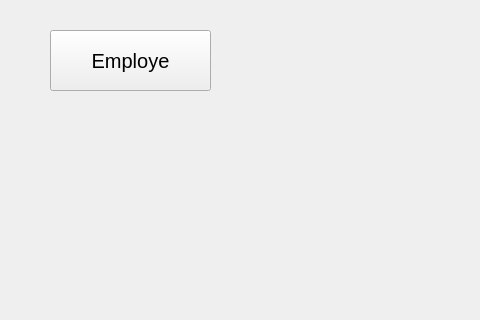
The window that mainwindow.ui (SamirTaous/DeliveryManagement) describes before a commit, drawn with Qt 5; both pictures show x 0 to 480 and y 0 to 320 of the 800 by 600 pixel window.
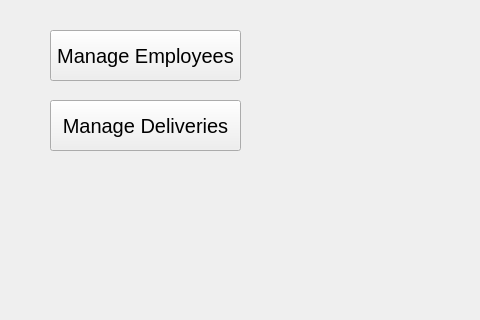
The same window after the commit.

```diff
--- a/mainwindow.ui
+++ b/mainwindow.ui
@@ -19,8 +19,8 @@
      <rect>
       <x>50</x>
       <y>30</y>
-      <width>161</width>
-      <height>61</height>
+      <width>191</width>
+      <height>51</height>
      </rect>
     </property>
     <property name="styleSheet">
@@ -29,7 +29,25 @@
 }</string>
     </property>
     <property name="text">
-     <string>Employe</string>
+     <string>Manage Employees</string>
+    </property>
+   </widget>
+   <widget class="QPushButton" name="DeliveryButton">
+    <property name="geometry">
+     <rect>
+      <x>50</x>
+      <y>100</y>
+      <width>191</width>
+      <height>51</height>
+     </rect>
+    </property>
+    <property name="styleSheet">
+     <string notr="true">QPushButton{
+font-size: 20px
+}</string>
+    </property>
+    <property name="text">
+     <string>Manage Deliveries</string>
     </property>
    </widget>
   </widget>
```
